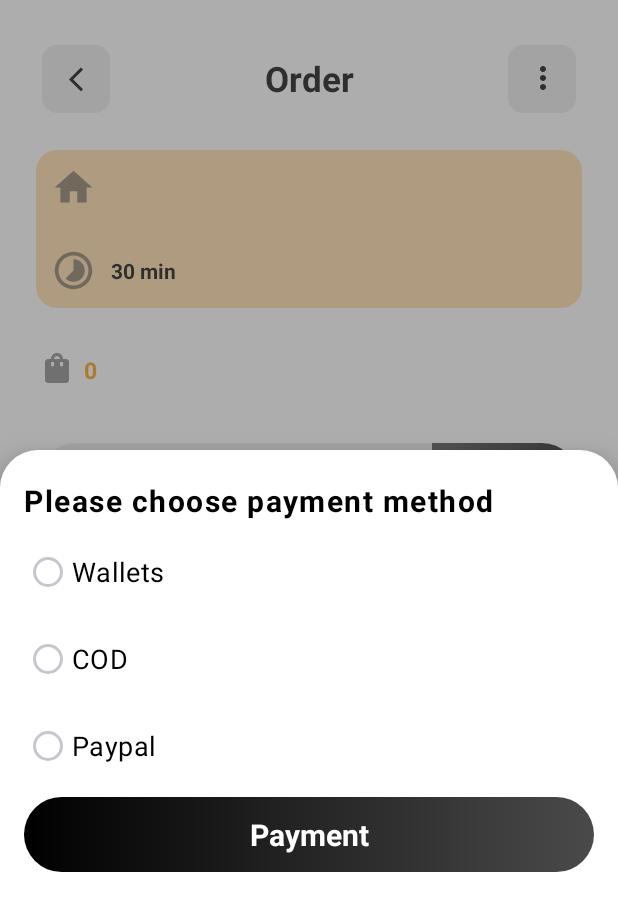
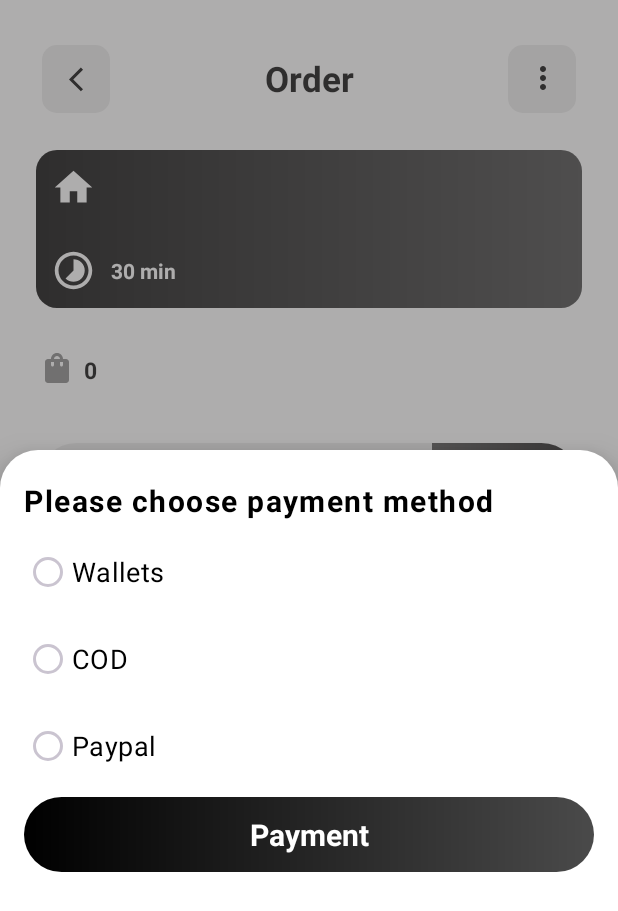
Before and after one commit to MinhPhucNguyen/AndroidProject_FoodDelivery, an Android app: the CartActivity screen opened directly, with no data from a screen before it, after a tap on "Payment", on a phone screen of 412 x 824 dp. Shown: the top 911 px of the screen. Run offline under Robolectric (Android 15) with nearby library versions, the phone set to English and light mode, and no system bars.

Commit message:
Up New Code

```diff
--- a/app/src/main/java/com/example/loginscreen/Activity/CartActivity.java
+++ b/app/src/main/java/com/example/loginscreen/Activity/CartActivity.java
@@ -8,6 +8,7 @@ import androidx.recyclerview.widget.RecyclerView;
 import android.content.Context;
 import android.content.Intent;
 import android.content.SharedPreferences;
+import android.graphics.Color;
 import android.os.Bundle;
 import android.view.View;
 import android.view.animation.Animation;
@@ -37,11 +38,13 @@ public class CartActivity extends AppCompatActivity {
 
     RecyclerView recyclerViewCartList;
 
-    LinearLayout linearLayoutHome, linearLayoutPaymentMethod, UserNavItem;
+    LinearLayout linearLayoutHome, linearLayoutCart,linearLayoutPaymentMethod, UserNavItem;
 
     CoordinatorLayout coordinatorLayout;
 
     View overlayView;
+
+    Context context;
 
     static double total, totalOfBill;
     static double tax = 10;
@@ -228,7 +231,6 @@ public class CartActivity extends AppCompatActivity {
         cartFullName.setText(userData.getFullname());
         cartAddress.setText(userData.getAddress());
 
-
         UserNavItem = (LinearLayout) findViewById(R.id.UserNavItem);
         UserNavItem.setOnClickListener(new View.OnClickListener() {
             @Override
--- a/app/src/main/res/drawable-anydpi/ic_home.xml
+++ b/app/src/main/res/drawable-anydpi/ic_home.xml
@@ -3,8 +3,7 @@
     android:height="30dp"
     android:viewportWidth="24"
     android:viewportHeight="24"
-    android:tint="#333333"
-    android:alpha="0.6">
+    android:tint="@color/white">
   <path
       android:fillColor="@android:color/white"
       android:pathData="M10,20v-6h4v6h5v-8h3L12,3 2,12h3v8z"/>
--- a/app/src/main/res/drawable-anydpi/ic_minus.xml
+++ b/app/src/main/res/drawable-anydpi/ic_minus.xml
@@ -3,7 +3,7 @@
     android:height="30dp"
     android:viewportWidth="24"
     android:viewportHeight="24"
-    android:tint="#4CAF50"
+    android:tint="@color/black"
    >
   <path
       android:fillColor="@android:color/white"
--- a/app/src/main/res/drawable-anydpi/ic_plus.xml
+++ b/app/src/main/res/drawable-anydpi/ic_plus.xml
@@ -3,7 +3,7 @@
     android:height="30dp"
     android:viewportWidth="24"
     android:viewportHeight="24"
-    android:tint="#4CAF50">
+    android:tint="@color/black">
   <path
       android:fillColor="@android:color/white"
       android:pathData="M19,13h-6v6h-2v-6H5v-2h6V5h2v6h6v2z"/>
--- a/app/src/main/res/drawable-anydpi/ic_time.xml
+++ b/app/src/main/res/drawable-anydpi/ic_time.xml
@@ -3,8 +3,7 @@
     android:height="30dp"
     android:viewportWidth="24"
     android:viewportHeight="24"
-    android:tint="#333333"
-    android:alpha="0.6">
+    android:tint="@color/white">
   <path
       android:fillColor="@android:color/white"
       android:pathData="M16.24,7.76C15.07,6.59 13.54,6 12,6v6l-4.24,4.24c2.34,2.34 6.14,2.34 8.49,0 2.34,-2.34 2.34,-6.14 -0.01,-8.48zM12,2C6.48,2 2,6.48 2,12s4.48,10 10,10 10,-4.48 10,-10S17.52,2 12,2zM12,20c-4.42,0 -8,-3.58 -8,-8s3.58,-8 8,-8 8,3.58 8,8 -3.58,8 -8,8z"/>
--- a/app/src/main/res/drawable-anydpi/ic_username.xml
+++ b/app/src/main/res/drawable-anydpi/ic_username.xml
@@ -3,8 +3,7 @@
     android:height="30dp"
     android:viewportWidth="24"
     android:viewportHeight="24"
-    android:tint="#333333"
-    android:alpha="0.6">
+    android:tint="@color/white">
   <path
       android:fillColor="@android:color/white"
       android:pathData="M12,2C6.48,2 2,6.48 2,12s4.48,10 10,10s10,-4.48 10,-10S17.52,2 12,2zM12,6c1.93,0 3.5,1.57 3.5,3.5S13.93,13 12,13s-3.5,-1.57 -3.5,-3.5S10.07,6 12,6zM12,20c-2.03,0 -4.43,-0.82 -6.14,-2.88C7.55,15.8 9.68,15 12,15s4.45,0.8 6.14,2.12C16.43,19.18 14.03,20 12,20z"/>
--- a/app/src/main/res/drawable/infor_delivery.xml
+++ b/app/src/main/res/drawable/infor_delivery.xml
@@ -1,5 +1,5 @@
 <?xml version="1.0" encoding="utf-8"?>
 <shape xmlns:android="http://schemas.android.com/apk/res/android">
     <corners android:radius="14dp"/>
-    <solid android:color="#D9FFD596"/>
+    <gradient android:startColor="@color/black" android:endColor="#404040"/>
 </shape>
--- a/app/src/main/res/layout/activity_cart.xml
+++ b/app/src/main/res/layout/activity_cart.xml
@@ -125,7 +125,7 @@
                                 android:layout_width="wrap_content"
                                 android:layout_height="wrap_content"
                                 android:text="Nguyen Minh Phuc"
-                                android:textColor="@color/black"
+                                android:textColor="@color/white"
                                 android:textSize="15sp"
                                 android:textStyle="bold" />
 
@@ -161,7 +161,7 @@
                         android:layout_height="match_parent"
                         android:gravity="center"
                         android:text="30 min"
-                        android:textColor="@color/black"
+                        android:textColor="@color/white"
                         android:textStyle="bold" />
                 </LinearLayout>
 
@@ -186,7 +186,7 @@
                     android:layout_height="match_parent"
                     android:gravity="bottom"
                     android:text="0"
-                    android:textColor="#FF9800"
+                    android:textColor="@color/black"
                     android:textSize="15dp"
                     android:textStyle="bold"
                     tools:ignore="TextSizeCheck" />
@@ -489,23 +489,24 @@
         android:id="@+id/coordinatorLayout"
         android:layout_width="match_parent"
         android:layout_height="70dp"
-        android:background="@color/light_grey"
-        android:paddingBottom="10dp"
         app:layout_constraintBottom_toBottomOf="parent"
         app:layout_constraintEnd_toEndOf="parent"
-        app:layout_constraintStart_toStartOf="parent">
+        app:layout_constraintStart_toStartOf="parent"
+        android:paddingBottom="10dp"
+        android:background="@color/black"
+        android:elevation="10dp">
 
         <com.google.android.material.bottomappbar.BottomAppBar
             android:id="@+id/bottomAppBar"
             android:layout_width="match_parent"
             android:layout_height="70dp"
-            android:backgroundTint="@color/light_grey">
+            android:backgroundTint="@color/black">
 
             <LinearLayout
                 android:layout_width="match_parent"
                 android:layout_height="wrap_content"
                 android:layout_marginRight="16dp"
-                android:background="@color/light_grey"
+                android:background="@color/black"
                 android:orientation="horizontal">
 
                 <LinearLayout
@@ -517,12 +518,12 @@
 
                     <ImageView
                         android:id="@+id/imageViewHome"
-                        android:layout_width="20dp"
-                        android:layout_height="20dp"
+                        android:layout_width="30dp"
+                        android:layout_height="30dp"
                         android:layout_gravity="center"
                         android:layout_marginTop="4dp"
                         android:layout_weight="1"
-                        app:srcCompat="@drawable/bottom_btn1" />
+                        app:srcCompat="@drawable/ic_home" />
 
                     <TextView
                         android:id="@+id/textViewHome"
@@ -543,13 +544,13 @@
 
                     <ImageView
                         android:id="@+id/imageViewCart"
-                        android:layout_width="20dp"
-                        android:layout_height="20dp"
+                        android:layout_width="30dp"
+                        android:layout_height="30dp"
                         android:layout_gravity="center"
                         android:layout_marginTop="4dp"
                         android:layout_weight="1"
 
-                        app:srcCompat="@drawable/bottom_btn2" />
+                        app:srcCompat="@drawable/ic_cart" />
 
                     <TextView
                         android:id="@+id/textViewCart"
@@ -569,13 +570,13 @@
 
                     <ImageView
                         android:id="@+id/imageViewSupport"
-                        android:layout_width="20dp"
-                        android:layout_height="20dp"
+                        android:layout_width="30dp"
+                        android:layout_height="30dp"
                         android:layout_gravity="center"
                         android:layout_marginTop="4dp"
                         android:layout_weight="1"
 
-                        app:srcCompat="@drawable/bottom_btn3" />
+                        app:srcCompat="@drawable/ic_message" />
 
                     <TextView
                         android:id="@+id/textViewSupport"
@@ -596,8 +597,8 @@
 
                     <ImageView
                         android:id="@+id/imageView4"
-                        android:layout_width="24dp"
-                        android:layout_height="24dp"
+                        android:layout_width="30dp"
+                        android:layout_height="30dp"
                         android:layout_gravity="center"
                         android:layout_marginTop="4dp"
                         android:layout_weight="1"
--- a/app/src/main/res/layout/viewholder_cart_item.xml
+++ b/app/src/main/res/layout/viewholder_cart_item.xml
@@ -40,7 +40,8 @@
         <LinearLayout
             android:layout_width="110dp"
             android:layout_height="40dp"
-            android:background="@drawable/linear_layout_border">
+            android:background="@drawable/linear_layout_border"
+            android:backgroundTint="#E8E8E8">
 
             <TextView
                 android:id="@+id/minusBtn"
--- a/app/src/main/res/layout/viewholder_food_list.xml
+++ b/app/src/main/res/layout/viewholder_food_list.xml
@@ -33,7 +33,7 @@
         android:layout_marginStart="8dp"
         android:text="20 min"
         android:textStyle="bold"
-        android:textColor="@color/white"
+        android:textColor="@color/black"
         app:layout_constraintBottom_toBottomOf="@+id/imageView6"
         app:layout_constraintStart_toEndOf="@+id/imageView6"
         app:layout_constraintTop_toTopOf="@+id/imageView6"
@@ -46,7 +46,7 @@
         android:text="Title"
         android:textSize="16sp"
         android:textStyle="bold"
-        android:textColor="@color/white"
+        android:textColor="@color/black"
         app:layout_constraintStart_toStartOf="@+id/imageView6"
         app:layout_constraintTop_toBottomOf="@+id/imageView6" />
 
@@ -64,7 +64,7 @@
         android:layout_height="wrap_content"
         android:layout_marginStart="8dp"
         android:text="0"
-        android:textColor="@color/white"
+        android:textColor="@color/black"
         android:textStyle="bold"
         app:layout_constraintBottom_toBottomOf="@+id/imageView7"
         app:layout_constraintStart_toEndOf="@+id/imageView7"
```
Also changed, not shown: app/src/main/java/com/example/loginscreen/Activity/MainActivity.java (+6 -1 lines), app/src/main/res/layout/activity_main.xml (+18 -18 lines), app/src/main/res/layout/activity_user.xml (+19 -19 lines).
